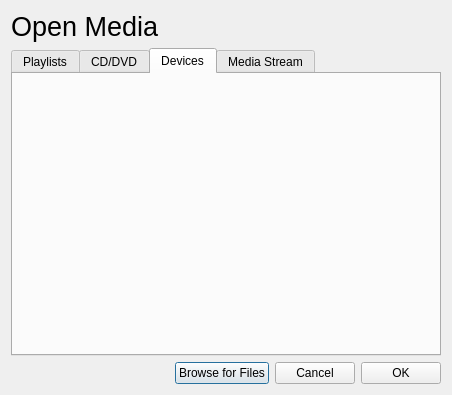
kaylinDevelopment/themedia, file openmedia.ui: the form before one commit.
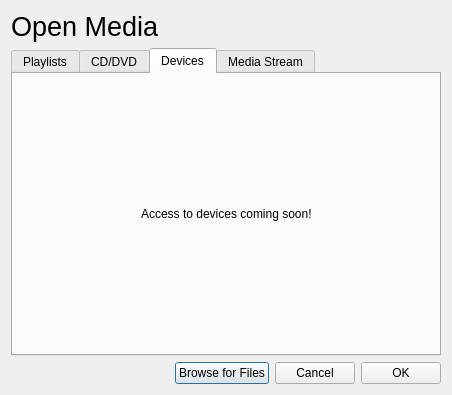
The form after the commit. The open tabs and pages were chosen to show the change. Icons and pictures are not drawn.

Diff of the .ui file:
```diff
--- a/openmedia.ui
+++ b/openmedia.ui
@@ -109,6 +109,67 @@
       <attribute name="title">
        <string>Devices</string>
       </attribute>
+      <layout class="QGridLayout" name="gridLayout">
+       <item row="2" column="1">
+        <spacer name="verticalSpacer_3">
+         <property name="orientation">
+          <enum>Qt::Vertical</enum>
+         </property>
+         <property name="sizeHint" stdset="0">
+          <size>
+           <width>20</width>
+           <height>40</height>
+          </size>
+         </property>
+        </spacer>
+       </item>
+       <item row="1" column="0">
+        <spacer name="horizontalSpacer_2">
+         <property name="orientation">
+          <enum>Qt::Horizontal</enum>
+         </property>
+         <property name="sizeHint" stdset="0">
+          <size>
+           <width>40</width>
+           <height>20</height>
+          </size>
+         </property>
+        </spacer>
+       </item>
+       <item row="0" column="1">
+        <spacer name="verticalSpacer_2">
+         <property name="orientation">
+          <enum>Qt::Vertical</enum>
+         </property>
+         <property name="sizeHint" stdset="0">
+          <size>
+           <width>20</width>
+           <height>40</height>
+          </size>
+         </property>
+        </spacer>
+       </item>
+       <item row="1" column="1">
+        <widget class="QLabel" name="label_3">
+         <property name="text">
+          <string>Access to devices coming soon!</string>
+         </property>
+        </widget>
+       </item>
+       <item row="1" column="2">
+        <spacer name="horizontalSpacer_3">
+         <property name="orientation">
+          <enum>Qt::Horizontal</enum>
+         </property>
+         <property name="sizeHint" stdset="0">
+          <size>
+           <width>40</width>
+           <height>20</height>
+          </size>
+         </property>
+        </spacer>
+       </item>
+      </layout>
      </widget>
      <widget class="QWidget" name="tab_2">
       <attribute name="title">
```
